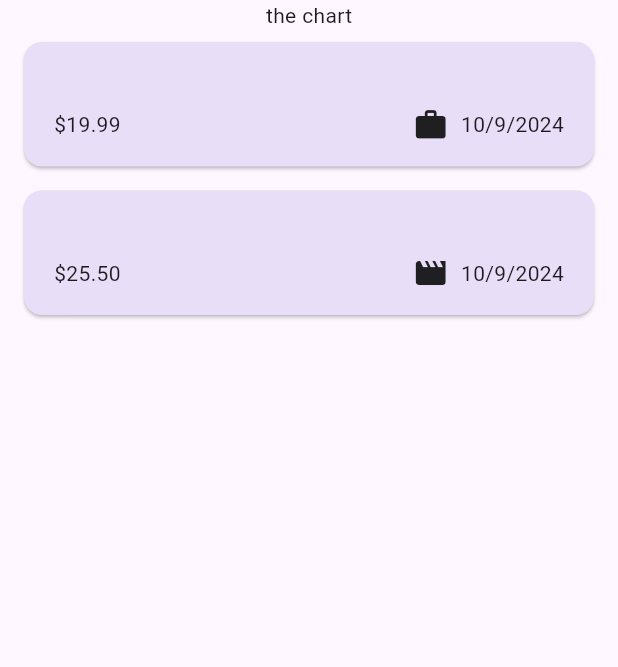
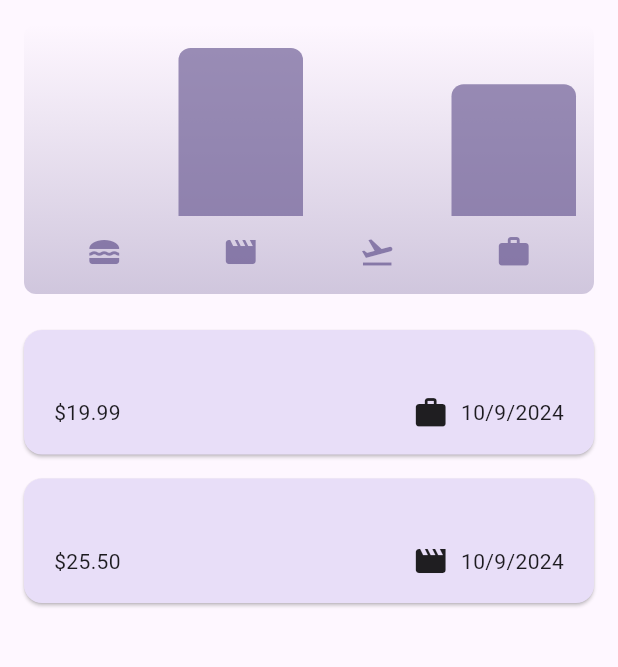
Before and after one commit to Aarushi0010/expense_tracker_app, a Flutter app: the screen it shows after launch, on a phone screen of 412 x 824 dp, the part 84-751 px from its top. Run offline on Flutter 3.47's test engine with Material 3 defaults, Android fonts, the phone set to English and light mode, and no system bars.

Commit message:
char bar

```diff
--- a/lib/main.dart
+++ b/lib/main.dart
@@ -13,7 +13,7 @@
   runApp( MaterialApp(
     darkTheme: ThemeData.dark().copyWith(
       colorScheme: kDarkColorScheme,
-      useMaterial3: true ,
+      // useMaterial3: true ,
       cardTheme : const CardTheme().copyWith(
           color: kDarkColorScheme.secondaryContainer ,
           margin: const EdgeInsets.symmetric(
--- a/lib/models/expense.dart
+++ b/lib/models/expense.dart
@@ -35,3 +35,23 @@
   }
 
 }
+
+class ExpenseBucket {
+
+  const ExpenseBucket({required this.category , required this.expenses });
+
+  ExpenseBucket.forCategory(List<Expense> allExpenses, this.category)
+      : expenses = allExpenses.where((expense) => expense.category == category).toList();
+
+  final Category category ;
+  final List<Expense> expenses ;
+
+double get totalExpenses{
+  double sum = 0 ;
+  for(final expense in expenses){
+    sum = sum+expense.amount;
+  }
+
+  return sum ;
+}
+}
--- /dev/null
+++ b/lib/widgets/chart/chart.dart
@@ -0,0 +1,95 @@
+import 'package:flutter/material.dart';
+
+import 'package:expense_tracker/widgets/chart/chart_bar.dart';
+import 'package:expense_tracker/models/expense.dart';
+
+class Chart extends StatelessWidget {
+  const Chart({super.key, required this.expenses});
+
+  final List<Expense> expenses;
+
+  List<ExpenseBucket> get buckets {
+    return [
+      ExpenseBucket.forCategory(expenses, Category.food),
+      ExpenseBucket.forCategory(expenses, Category.leisure),
+      ExpenseBucket.forCategory(expenses, Category.travel),
+      ExpenseBucket.forCategory(expenses, Category.work),
+    ];
+  }
+
+  double get maxTotalExpense {
+    double maxTotalExpense = 0;
+
+    for (final bucket in buckets) {
+      if (bucket.totalExpenses > maxTotalExpense) {
+        maxTotalExpense = bucket.totalExpenses;
+      }
+    }
+
+    return maxTotalExpense;
+  }
+
+  @override
+  Widget build(BuildContext context) {
+    final isDarkMode =
+        MediaQuery.of(context).platformBrightness == Brightness.dark;
+    return Container(
+      margin: const EdgeInsets.all(16),
+      padding: const EdgeInsets.symmetric(
+        vertical: 16,
+        horizontal: 8,
+      ),
+      width: double.infinity,
+      height: 180,
+      decoration: BoxDecoration(
+        borderRadius: BorderRadius.circular(8),
+        gradient: LinearGradient(
+          colors: [
+            Theme.of(context).colorScheme.primary.withOpacity(0.3),
+            Theme.of(context).colorScheme.primary.withOpacity(0.0)
+          ],
+          begin: Alignment.bottomCenter,
+          end: Alignment.topCenter,
+        ),
+      ),
+      child: Column(
+        children: [
+          Expanded(
+            child: Row(
+              crossAxisAlignment: CrossAxisAlignment.end,
+              children: [
+                for (final bucket in buckets) // alternative to map()
+                  ChartBar(
+                    fill: bucket.totalExpenses == 0
+                        ? 0
+                        : bucket.totalExpenses / maxTotalExpense,
+                  )
+              ],
+            ),
+          ),
+          const SizedBox(height: 12),
+          Row(
+            children: buckets
+                .map(
+                  (bucket) => Expanded(
+                child: Padding(
+                  padding: const EdgeInsets.symmetric(horizontal: 4),
+                  child: Icon(
+                    categoryIcons[bucket.category],
+                    color: isDarkMode
+                        ? Theme.of(context).colorScheme.secondary
+                        : Theme.of(context)
+                        .colorScheme
+                        .primary
+                        .withOpacity(0.7),
+                  ),
+                ),
+              ),
+            )
+                .toList(),
+          )
+        ],
+      ),
+    );
+  }
+}
--- /dev/null
+++ b/lib/widgets/chart/chart_bar.dart
@@ -0,0 +1,34 @@
+import 'package:flutter/material.dart';
+
+class ChartBar extends StatelessWidget {
+  const ChartBar({
+    super.key,
+    required this.fill,
+  });
+
+  final double fill;
+
+  @override
+  Widget build(BuildContext context) {
+    final isDarkMode =
+        MediaQuery.of(context).platformBrightness == Brightness.dark;
+    return Expanded(
+      child: Padding(
+        padding: const EdgeInsets.symmetric(horizontal: 4),
+        child: FractionallySizedBox(
+          heightFactor: fill,
+          child: DecoratedBox(
+            decoration: BoxDecoration(
+              shape: BoxShape.rectangle,
+              borderRadius:
+              const BorderRadius.vertical(top: Radius.circular(8)),
+              color: isDarkMode
+                  ? Theme.of(context).colorScheme.secondary
+                  : Theme.of(context).colorScheme.primary.withOpacity(0.65),
+            ),
+          ),
+        ),
+      ),
+    );
+  }
+}
--- a/lib/widgets/expenses.dart
+++ b/lib/widgets/expenses.dart
@@ -1,3 +1,4 @@
+import 'package:expense_tracker/widgets/chart/chart.dart';
 import 'package:expense_tracker/widgets/new_expenses.dart';
 import'package:flutter/material.dart';
 import'package:expense_tracker/models/expense.dart';
@@ -90,7 +91,7 @@
 
       body: Column(
         children: [
-          const Text ('the chart'),
+          Chart(expenses: _registeredExpenses),
 
           Expanded(
                 child: mainContent)
```
